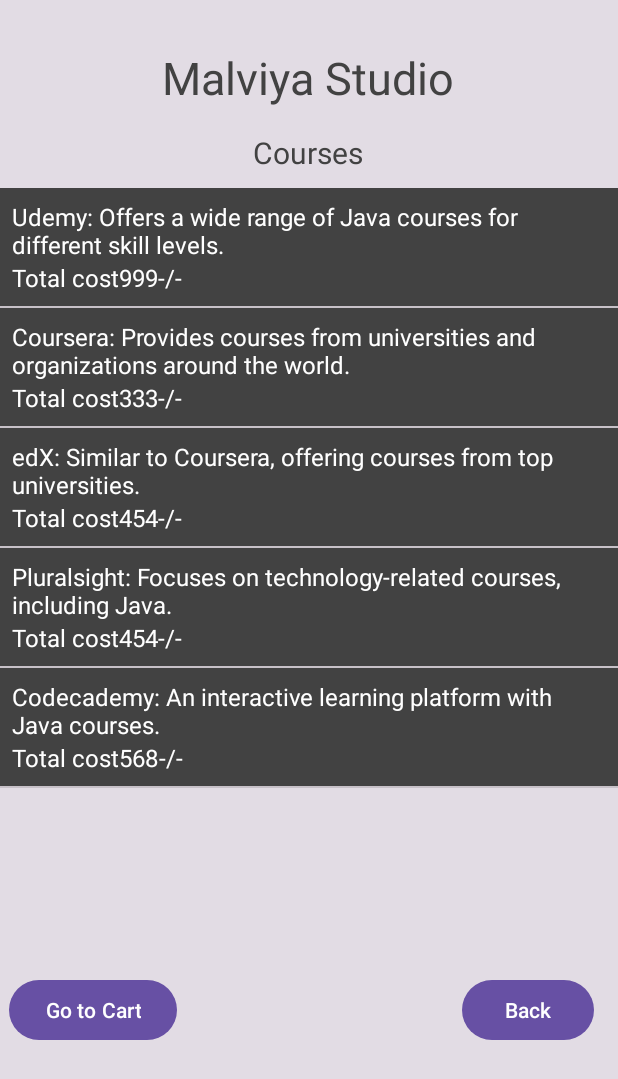
After one commit to ChandraPrabha1805/AndroidAppDevelopment, an Android app: the BuyACourseActivity screen opened directly, with no data from a screen before it, on a phone screen of 412 x 824 dp. The commit adds this screen. Shown: the top 1079 px of the screen. Run offline under Robolectric (Android 15) with nearby library versions, the phone set to English and light mode, and no system bars.

Commit message:
4th commit

```diff
--- a/src/main/AndroidManifest.xml
+++ b/src/main/AndroidManifest.xml
@@ -12,6 +12,12 @@
         android:supportsRtl="true"
         android:theme="@style/Theme.OmGaneshayNamaNew"
         tools:targetApi="31">
+        <activity
+            android:name=".BuyACourseDetailActivity"
+            android:exported="false" />
+        <activity
+            android:name=".BuyACourseActivity"
+            android:exported="false" />
         <activity
             android:name=".TopicDetailActivity"
             android:exported="false" />
--- /dev/null
+++ b/src/main/java/com/malviyastudio/omganeshaynamanew/BuyACourseActivity.java
@@ -0,0 +1,82 @@
+package com.malviyastudio.omganeshaynamanew;
+
+import androidx.appcompat.app.AppCompatActivity;
+
+import android.content.Intent;
+import android.os.Bundle;
+import android.view.View;
+import android.widget.AdapterView;
+import android.widget.Button;
+import android.widget.ListView;
+import android.widget.SimpleAdapter;
+import android.widget.TextView;
+
+import java.util.ArrayList;
+import java.util.HashMap;
+
+public class BuyACourseActivity extends AppCompatActivity {
+
+    private String[][] course=
+          {
+              {"Udemy: Offers a wide range of Java courses for different skill levels.","999"},
+              {"Coursera: Provides courses from universities and organizations around the world.","333"},
+              {"edX: Similar to Coursera, offering courses from top universities.","454"},
+              {"Pluralsight: Focuses on technology-related courses, including Java.","454"},
+              {"Codecademy: An interactive learning platform with Java courses.","568"}
+          };
+    private String[]courseDetail=
+            {
+                    "Development\n"+
+                    "It and software\n"+
+                    "Business\n"+
+                    "Design\n"+
+                    "Language\n"+
+                    "Development",
+                    "It and software",
+                    "Business",
+                    "Design"
+            };
+    ListView lv;
+    Button btnBack,btnGoToCart;
+    ArrayList list;
+    HashMap<String,String> item;
+    SimpleAdapter sa;
+
+    @Override
+    protected void onCreate(Bundle savedInstanceState) {
+        super.onCreate(savedInstanceState);
+        setContentView(R.layout.activity_buy_acourse);
+        lv=findViewById(R.id.ListViewBAC);
+        btnBack=findViewById(R.id.buttonBack);
+        btnBack.setOnClickListener(new View.OnClickListener() {
+            @Override
+            public void onClick(View v) {
+                startActivity(new Intent(BuyACourseActivity.this, HomeActivity.class));
+
+            }
+        });
+        list =new ArrayList();
+        for(int i=0;i<course.length;i++)
+        {
+            item=new HashMap<String,String>();
+            item.put("Line1" ,course[i][0]);
+            item.put("Line2" ,"Total cost" +course[i][1]+"-/-");
+            list.add(item);
+        }
+        sa=new SimpleAdapter(this,list,
+                R.layout.multi_lines,
+                new String[]{"Line1","Line2"},
+                new int[]{R.id.textline_a,R.id.textline_b});
+        lv.setAdapter(sa);
+
+        lv.setOnItemClickListener(new AdapterView.OnItemClickListener() {
+            @Override
+            public void onItemClick(AdapterView<?> parent, View view, int i, long id) {
+                Intent it= new Intent(BuyACourseActivity.this,BuyACourseDetailActivity.class);
+                it.putExtra("text1",course[i][0]);
+                it.putExtra("text2",courseDetail[i]);
+
+            }
+        });
+    }
+}
--- /dev/null
+++ b/src/main/res/layout/activity_buy_acourse.xml
@@ -0,0 +1,79 @@
+<?xml version="1.0" encoding="utf-8"?>
+<androidx.constraintlayout.widget.ConstraintLayout xmlns:android="http://schemas.android.com/apk/res/android"
+    xmlns:app="http://schemas.android.com/apk/res-auto"
+    xmlns:tools="http://schemas.android.com/tools"
+    android:background="@color/material_on_surface_stroke"
+    android:layout_width="match_parent"
+    android:layout_height="match_parent"
+    tools:context=".BuyACourseActivity">
+
+
+    <Button
+        android:id="@+id/buttonGoToCart"
+        android:layout_width="wrap_content"
+        android:layout_height="wrap_content"
+        android:text="Go to Cart"
+        app:layout_constraintBottom_toBottomOf="parent"
+        app:layout_constraintEnd_toEndOf="parent"
+        app:layout_constraintHorizontal_bias="0.021"
+        app:layout_constraintStart_toStartOf="parent"
+        app:layout_constraintTop_toBottomOf="@+id/ListViewBAC"
+        app:layout_constraintVertical_bias="0.494" />
+
+    <TextView
+        android:id="@+id/textBACTitle"
+        android:layout_width="wrap_content"
+        android:layout_height="wrap_content"
+        android:text="Malviya Studio"
+        android:textColor="@color/cardview_dark_background"
+        android:textSize="30dp"
+        app:layout_constraintBottom_toBottomOf="parent"
+        app:layout_constraintEnd_toEndOf="parent"
+        app:layout_constraintHorizontal_bias="0.497"
+        app:layout_constraintStart_toStartOf="parent"
+        app:layout_constraintTop_toTopOf="parent"
+        app:layout_constraintVertical_bias="0.04" />
+
+    <TextView
+        android:id="@+id/textCourseTitle"
+        android:layout_width="wrap_content"
+        android:layout_height="wrap_content"
+        android:layout_marginStart="16dp"
+        android:layout_marginTop="16dp"
+        android:layout_marginEnd="16dp"
+        android:text="Courses"
+        android:textColor="@color/cardview_dark_background"
+        android:textSize="20dp"
+        app:layout_constraintBottom_toBottomOf="parent"
+        app:layout_constraintEnd_toEndOf="parent"
+        app:layout_constraintHorizontal_bias="0.498"
+        app:layout_constraintStart_toStartOf="parent"
+        app:layout_constraintTop_toBottomOf="@+id/textBACTitle"
+        app:layout_constraintVertical_bias="0.0" />
+
+    <ListView
+        android:id="@+id/ListViewBAC"
+        android:layout_width="wrap_content"
+        android:layout_height="400dp"
+        android:layout_margin="10dp"
+        android:layout_marginStart="16dp"
+        android:layout_marginTop="16dp"
+        android:layout_marginEnd="16dp"
+        app:layout_constraintBottom_toBottomOf="parent"
+        app:layout_constraintEnd_toEndOf="parent"
+        app:layout_constraintStart_toStartOf="parent"
+        app:layout_constraintTop_toBottomOf="@+id/textCourseTitle"
+        app:layout_constraintVertical_bias="0.0" />
+
+    <Button
+        android:id="@+id/buttonBack"
+        android:layout_width="wrap_content"
+        android:layout_height="wrap_content"
+        android:text="Back"
+        app:layout_constraintBottom_toBottomOf="parent"
+        app:layout_constraintEnd_toEndOf="parent"
+        app:layout_constraintHorizontal_bias="0.95"
+        app:layout_constraintStart_toStartOf="parent"
+        app:layout_constraintTop_toBottomOf="@+id/ListViewBAC"
+        app:layout_constraintVertical_bias="0.494" />
+</androidx.constraintlayout.widget.ConstraintLayout>
--- a/src/main/res/layout/activity_home.xml
+++ b/src/main/res/layout/activity_home.xml
@@ -144,7 +144,7 @@
             </LinearLayout>
         </androidx.cardview.widget.CardView>
         <androidx.cardview.widget.CardView
-            android:id="@+id/cardManualTesting"
+            android:id="@+id/cardBuyACourse"
             android:layout_width="wrap_content"
             android:layout_height="wrap_content"
             android:layout_row="1"
@@ -185,7 +185,7 @@
             </LinearLayout>
         </androidx.cardview.widget.CardView>
         <androidx.cardview.widget.CardView
-            android:id="@+id/cardApiTesting"
+            android:id="@+id/cardOrderDetail"
             android:layout_width="wrap_content"
             android:layout_height="wrap_content"
             android:layout_row="2"
--- a/src/main/res/layout/multi_lines.xml
+++ b/src/main/res/layout/multi_lines.xml
@@ -13,6 +13,12 @@
         android:text="TextView"
         android:textColor="@color/cardview_light_background"
         android:textSize="16dp"/>
-
+    <TextView
+        android:id="@+id/textline_b"
+        android:layout_width="match_parent"
+        android:layout_height="wrap_content"
+        android:text="TextView"
+        android:textColor="@color/cardview_light_background"
+        android:textSize="16dp"/>
 
 </LinearLayout>
```
Also changed, not shown: src/main/java/com/malviyastudio/omganeshaynamanew/BuyACourseDetailActivity.java (added, +42 -0 lines), src/main/java/com/malviyastudio/omganeshaynamanew/HomeActivity.java (+9 -1 lines), src/main/res/layout/activity_buy_acourse_detail.xml (added, +89 -0 lines).
